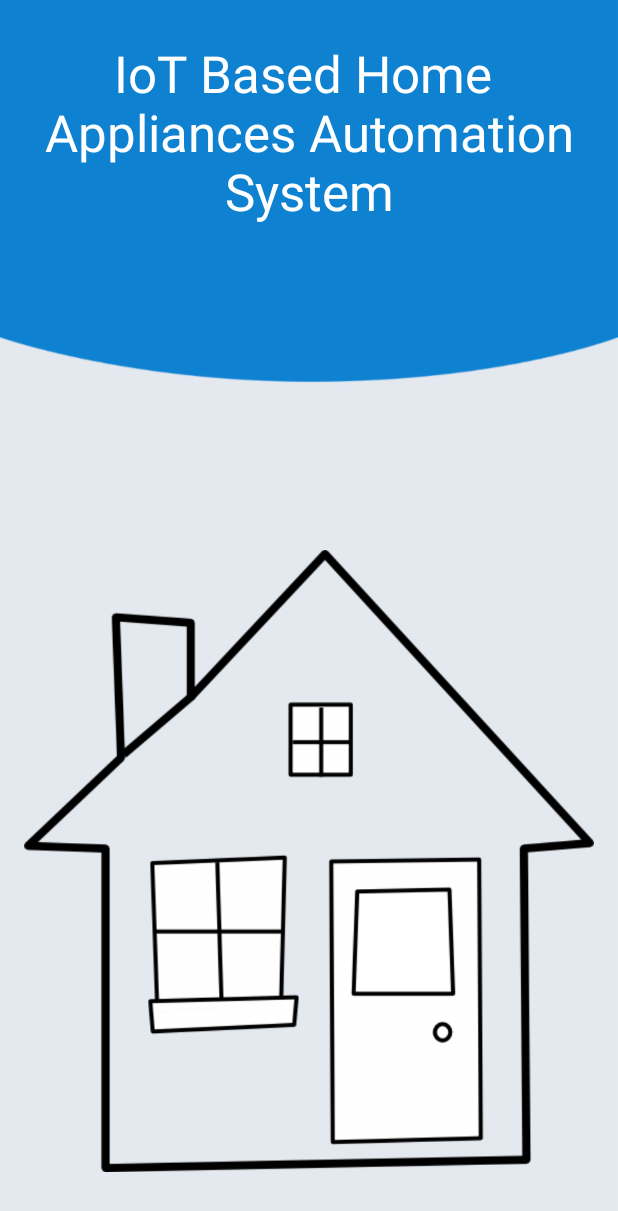
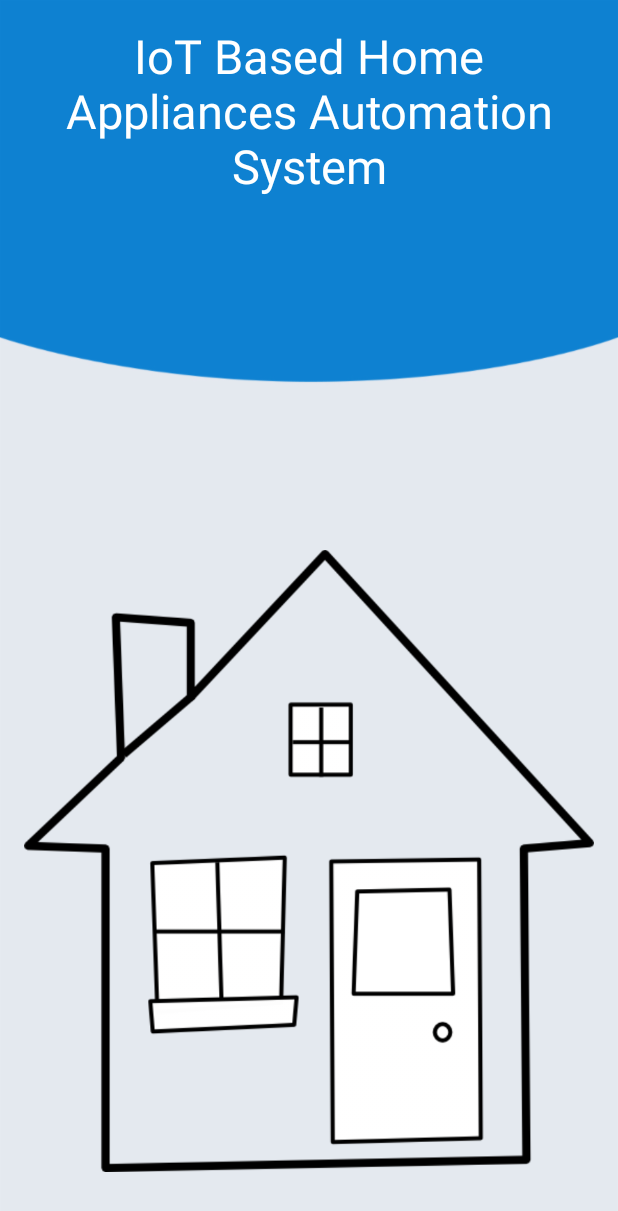
Before and after one commit to Umair-Naveed/FYPUMT, an Android app: the FadeOut screen opened directly, with no data from a screen before it, on a phone screen of 412 x 824 dp. Shown: the top 1211 px of the screen. Run offline under Robolectric (Android 15) with nearby library versions, the phone set to English and light mode, and no system bars; libraries missing offline, so code that uses them is left out: com.sdsmdg.harjot.

Commit message:
Changing in TextFields of MainActivity and FadeOut.

```diff
--- a/app/src/main/res/layout/activity_fade_out.xml
+++ b/app/src/main/res/layout/activity_fade_out.xml
@@ -15,11 +15,11 @@
 
         <TextView
             android:layout_width="match_parent"
-            android:layout_height="144dp"
+            android:layout_height="wrap_content"
             android:gravity ="center_horizontal|center_vertical"
-            android:text="IoT Based Home \nAppliances Automation System"
+            android:text="IoT Based Home\nAppliances Automation System"
             android:textColor="@android:color/white"
-            android:textSize="34dp" />
+            android:textSize="31dp" />
 
     </RelativeLayout>
     <ImageView
--- a/app/src/main/res/layout/activity_main.xml
+++ b/app/src/main/res/layout/activity_main.xml
@@ -28,7 +28,7 @@ tools:context=".MainActivity">
 
         <TextView
             android:id="@+id/textGrid"
-            android:text="IoT Based Home \nAppliances Automation System"
+            android:text="IoT Based Home \nAppliances Automation\nSystem"
             android:textSize="34sp"
             android:textColor="@android:color/white"
             android:layout_centerInParent="true"
```
